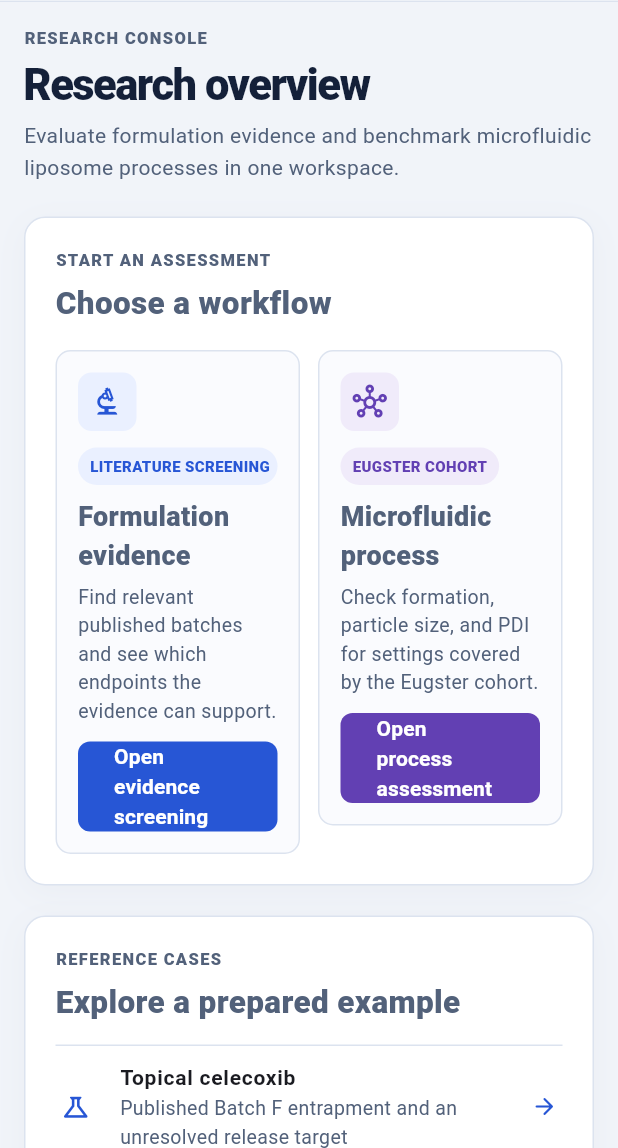
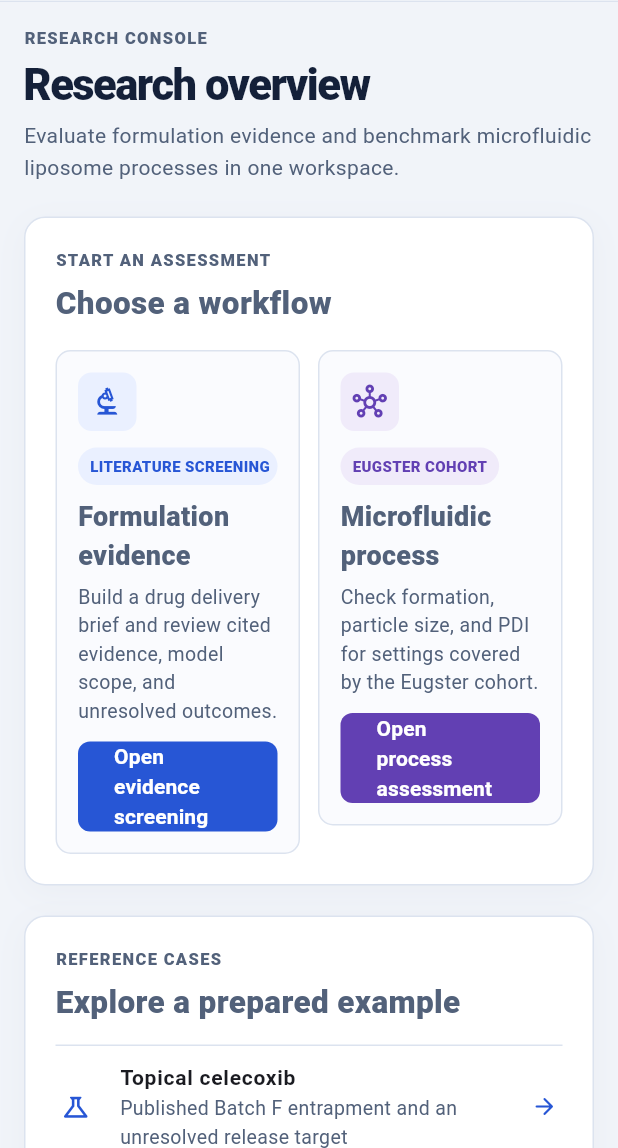
Before and after one commit to alihamdy135/smartnanoformulator, a Flutter app: the screen it shows after launch, after a tap on the "menu" icon, after a tap on "Overview", on a phone screen of 412 x 824 dp, the part 88-1236 px from its top. Run offline on Flutter 3.47's test engine with Material 3 defaults, Android fonts, the phone set to English and light mode, and no system bars; missing offline and left inert: dart:html.

Commit message:
Remove docs navigation and add validation visuals

```diff
--- a/frontend/lib/workspace.dart
+++ b/frontend/lib/workspace.dart
@@ -3,30 +3,26 @@ part of 'main.dart';
 const _nav = Color(0xFF111C33);
 const _navMuted = Color(0xFFAAB7D1);
 
-enum _WorkspaceSection { overview, formulation, process, guide }
+enum _WorkspaceSection { overview, formulation, process }
 
 extension on _WorkspaceSection {
   String get title => switch (this) {
         _WorkspaceSection.overview => 'Overview',
         _WorkspaceSection.formulation => 'Formulation evidence',
         _WorkspaceSection.process => 'Microfluidic process',
-        _WorkspaceSection.guide => 'Result guide',
       };
   IconData get icon => switch (this) {
         _WorkspaceSection.overview => Icons.space_dashboard_outlined,
         _WorkspaceSection.formulation => Icons.biotech_outlined,
         _WorkspaceSection.process => Icons.hub_outlined,
-        _WorkspaceSection.guide => Icons.menu_book_outlined,
       };
   String get description => switch (this) {
         _WorkspaceSection.overview =>
           'Evaluate formulation evidence and benchmark microfluidic liposome processes in one workspace.',
         _WorkspaceSection.formulation =>
-          'Find relevant published batches and see which endpoints the evidence can support.',
+          'Build a drug delivery brief and review cited evidence, model scope, and unresolved outcomes.',
         _WorkspaceSection.process =>
           'Check formation, particle size, and PDI for settings covered by the Eugster cohort.',
-        _WorkspaceSection.guide =>
-          'Understand each output and the limits of the underlying research.',
       };
 }
 
@@ -128,8 +124,6 @@ class _WorkspacePageState extends State<WorkspacePage> {
                                     useExample: _processVersion > 0,
                                   ),
                                 ),
-                                if (_section == _WorkspaceSection.guide)
-                                  const _ResultGuide(),
                                 const SizedBox(height: 24),
                                 const _ScopeFooter(),
                               ],
@@ -223,41 +217,6 @@ class _Navigation extends StatelessWidget {
                     ),
                   ),
                 ),
-              const Padding(
-                padding: EdgeInsets.symmetric(vertical: 17),
-                child: Divider(height: 1, color: Color(0xFF30405E)),
-              ),
-              const _NavLabel('REFERENCE'),
-              ListTile(
-                onTap: () => onSelect(_WorkspaceSection.guide),
-                shape: RoundedRectangleBorder(
-                    borderRadius: BorderRadius.circular(8)),
-                selected: selected == _WorkspaceSection.guide,
-                selectedTileColor: const Color(0xFF263D72),
-                selectedColor: Colors.white,
-                iconColor: _navMuted,
-                textColor: _navMuted,
-                contentPadding: const EdgeInsets.symmetric(horizontal: 10),
-                horizontalTitleGap: 9,
-                minLeadingWidth: 20,
-                leading: Icon(_WorkspaceSection.guide.icon, size: 19),
-                title: const Text('Result guide',
-                    style:
-                        TextStyle(fontSize: 13, fontWeight: FontWeight.w700)),
-              ),
-              ListTile(
-                onTap: () => _openUrl('$_apiBase/docs'),
-                iconColor: _navMuted,
-                textColor: _navMuted,
-                contentPadding: const EdgeInsets.symmetric(horizontal: 10),
-                horizontalTitleGap: 9,
-                minLeadingWidth: 20,
-                leading: const Icon(Icons.code_rounded, size: 19),
-                trailing: const Icon(Icons.north_east_rounded, size: 13),
-                title: const Text('API documentation',
-                    style:
-                        TextStyle(fontSize: 13, fontWeight: FontWeight.w700)),
-              ),
             ],
           ),
         ),
@@ -448,6 +407,195 @@ class _Overview extends StatelessWidget {
               ],
             ),
           ),
+          const SizedBox(height: 20),
+          const _EvidenceLandscape(),
+        ],
+      );
+}
+
+class _EvidenceLandscape extends StatelessWidget {
+  const _EvidenceLandscape();
+
+  @override
+  Widget build(BuildContext context) => _CardShell(
+        child: Column(
+          crossAxisAlignment: CrossAxisAlignment.start,
+          children: [
+            const _SectionLabel('DATA & VALIDATION SNAPSHOT'),
+            const SizedBox(height: 6),
+            const Text('What the prototype can support',
+                style: TextStyle(fontSize: 21, fontWeight: FontWeight.w800)),
+            const SizedBox(height: 5),
+            const Text(
+              'The full catalogue spans several carrier types; numerical validation is narrower and applies only to the screened Eugster microfluidic liposome cohort.',
+              style: TextStyle(color: _muted, fontSize: 12, height: 1.45),
+            ),
+            const SizedBox(height: 13),
+            Wrap(
+              spacing: 8,
+              runSpacing: 8,
+              children: const [
+                _ScopeMetric(value: '2,641', label: 'catalogue records'),
+                _ScopeMetric(value: '5', label: 'carrier families'),
+                _ScopeMetric(value: '928', label: 'screened Eugster runs'),
+              ],
+            ),
+            const SizedBox(height: 16),
+            const _MaeComparison(
+              title: 'Particle size · grouped CV MAE',
+              unit: 'nm',
+              baseline: 46.35,
+              model: 17.42,
+              baselineText: '46.35',
+              modelText: '17.42',
+            ),
+            const SizedBox(height: 15),
+            const _MaeComparison(
+              title: 'PDI · grouped CV MAE',
+              unit: 'unitless',
+              baseline: 0.0518,
+              model: 0.0376,
+              baselineText: '0.0518',
+              modelText: '0.0376',
+            ),
+            const SizedBox(height: 9),
+            const _InlineNote(
+              text:
+                  'Cohort-level retrospective errors are benchmarks, not uncertainty ranges for a new recipe. Drug-loaded models did not beat median baselines; the merged catalogue is not a live cross-carrier predictor.',
+            ),
+          ],
+        ),
+      );
+}
+
+class _ScopeMetric extends StatelessWidget {
+  const _ScopeMetric({required this.value, required this.label});
+  final String value, label;
+
+  @override
+  Widget build(BuildContext context) => Container(
+        constraints: const BoxConstraints(minWidth: 132),
+        padding: const EdgeInsets.symmetric(horizontal: 12, vertical: 9),
+        decoration: BoxDecoration(
+          color: const Color(0xFFF4F7FC),
+          borderRadius: BorderRadius.circular(10),
+          border: Border.all(color: _line),
+        ),
+        child: Column(
+          crossAxisAlignment: CrossAxisAlignment.start,
+          children: [
+            Text(value,
+                style: const TextStyle(
+                    color: _teal, fontSize: 20, fontWeight: FontWeight.w800)),
+            Text(label,
+                style: const TextStyle(
+                    color: _muted, fontSize: 10, fontWeight: FontWeight.w600)),
+          ],
+        ),
+      );
+}
+
+class _MaeComparison extends StatelessWidget {
+  const _MaeComparison({
+    required this.title,
+    required this.unit,
+    required this.baseline,
+    required this.model,
+    required this.baselineText,
+    required this.modelText,
+  });
+  final String title, unit, baselineText, modelText;
+  final double baseline, model;
+
+  @override
+  Widget build(BuildContext context) => Column(
+        crossAxisAlignment: CrossAxisAlignment.start,
+        children: [
+          Text(title,
+              style: const TextStyle(
+                  color: _ink, fontSize: 13, fontWeight: FontWeight.w800)),
+          const SizedBox(height: 7),
+          Row(
+            children: [
+              const _ChartLegend(
+                  color: Color(0xFFB6C0D0), label: 'Median baseline'),
+              const SizedBox(width: 12),
+              const _ChartLegend(color: _teal, label: 'Fitted model'),
+              const Spacer(),
+              Text(unit, style: const TextStyle(color: _muted, fontSize: 10)),
+            ],
+          ),
+          const SizedBox(height: 7),
+          _BarLine(
+              label: 'Baseline',
+              value: baselineText,
+              fill: 1,
+              color: const Color(0xFFB6C0D0)),
+          const SizedBox(height: 5),
+          _BarLine(
+              label: 'Model',
+              value: modelText,
+              fill: model / baseline,
+              color: _teal),
+        ],
+      );
+}
+
+class _ChartLegend extends StatelessWidget {
+  const _ChartLegend({required this.color, required this.label});
+  final Color color;
+  final String label;
+
+  @override
+  Widget build(BuildContext context) => Row(
+        mainAxisSize: MainAxisSize.min,
+        children: [
+          Container(
+              width: 8,
+              height: 8,
+              decoration: BoxDecoration(color: color, shape: BoxShape.circle)),
+          const SizedBox(width: 4),
+          Text(label, style: const TextStyle(color: _muted, fontSize: 9)),
+        ],
+      );
+}
+
+class _BarLine extends StatelessWidget {
+  const _BarLine(
+      {required this.label,
+      required this.value,
+      required this.fill,
+      required this.color});
+  final String label, value;
+  final double fill;
+  final Color color;
+
+  @override
+  Widget build(BuildContext context) => Row(
+        children: [
+          SizedBox(
+              width: 56,
+              child: Text(label,
+                  style: const TextStyle(color: _muted, fontSize: 10))),
+          Expanded(
+            child: ClipRRect(
+              borderRadius: BorderRadius.circular(5),
+              child: LinearProgressIndicator(
+                value: fill,
+                minHeight: 8,
+                backgroundColor: const Color(0xFFF0F2F6),
+                color: color,
+              ),
+            ),
+          ),
+          const SizedBox(width: 8),
+          SizedBox(
+            width: 48,
+            child: Text(value,
+                textAlign: TextAlign.end,
+                style: const TextStyle(
+                    color: _ink, fontSize: 10, fontWeight: FontWeight.w700)),
+          ),
         ],
       );
 }
@@ -536,68 +684,3 @@ class _ExampleRow extends StatelessWidget {
         ],
       );
 }
-
-class _ResultGuide extends StatelessWidget {
-  const _ResultGuide();
-
-  @override
-  Widget build(BuildContext context) => _CardShell(
-        child: Column(
-          crossAxisAlignment: CrossAxisAlignment.start,
-          children: [
-            const Text('Reading an assessment',
-                style: TextStyle(fontSize: 21, fontWeight: FontWeight.w800)),
-            const SizedBox(height: 14),
-            for (final (icon, title, description) in const [
-              (
-                Icons.query_stats_rounded,
-                'Model estimate',
-                'Numerical formation, size, and PDI estimates are available only within the Eugster process scope. Formation is an uncalibrated score. Historical errors are cohort benchmarks.'
-              ),
-              (
-                Icons.menu_book_outlined,
-                'Published observation',
-                'A measurement from a specific study batch. Open endpoint details to see the source, citation, and evidence limitations.'
-              ),
-              (
-                Icons.flag_outlined,
-                'Your target',
-                'A value you enter for the assessment. It stays separate from model estimates and published observations.'
-              ),
-              (
-                Icons.warning_amber_rounded,
-                'Unresolved or conflicting evidence',
-                'The report explains when evidence is missing, estimates are withheld, or a comparison needs review.'
-              ),
-            ])
-              Padding(
-                padding: const EdgeInsets.only(bottom: 18),
-                child: Row(
-                  crossAxisAlignment: CrossAxisAlignment.start,
-                  children: [
-                    _IconTile(
-                        icon: icon,
-                        foreground: _teal,
-                        background: const Color(0xFFEAF0FF)),
-                    const SizedBox(width: 11),
-                    Expanded(
-                      child: Column(
-                        crossAxisAlignment: CrossAxisAlignment.start,
-                        children: [
-                          Text(title,
-                              style: const TextStyle(
-                                  fontSize: 15, fontWeight: FontWeight.w800)),
-                          const SizedBox(height: 4),
-                          Text(description,
-                              style: const TextStyle(
-                                  color: _muted, fontSize: 14, height: 1.45)),
-                        ],
-                      ),
-                    ),
-                  ],
-                ),
-              ),
-          ],
-        ),
-      );
-}
```
